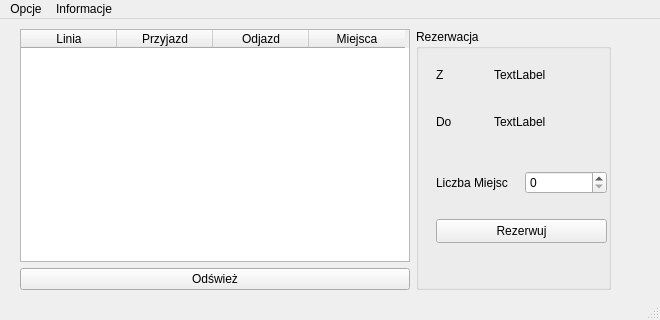
The window that mainwindow.ui (Tmroz21/RRS) describes before a commit, drawn with Qt 5.
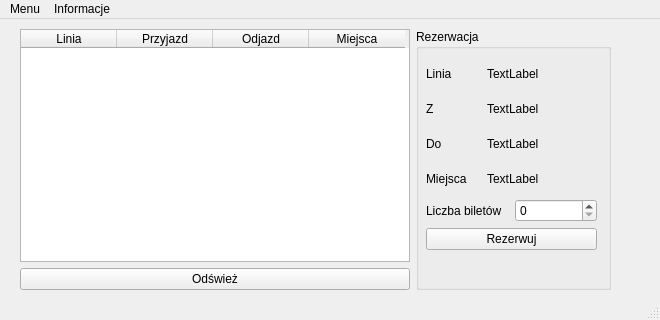
The same window after the commit.

The edit to the form file:
```diff
--- a/mainwindow.ui
+++ b/mainwindow.ui
@@ -85,50 +85,35 @@
        <property name="title">
         <string>Rezerwacja</string>
        </property>
-       <widget class="QPushButton" name="pushButton">
+       <widget class="QWidget" name="">
         <property name="geometry">
          <rect>
-          <x>20</x>
-          <y>190</y>
-          <width>171</width>
-          <height>24</height>
-         </rect>
-        </property>
-        <property name="text">
-         <string>Rezerwuj</string>
-        </property>
-       </widget>
-       <widget class="QWidget" name="layoutWidget">
-        <property name="geometry">
-         <rect>
-          <x>20</x>
-          <y>140</y>
-          <width>171</width>
-          <height>27</height>
-         </rect>
-        </property>
-        <layout class="QHBoxLayout" name="horizontalLayout">
-         <item>
-          <widget class="QLabel" name="label_5">
-           <property name="text">
-            <string>Liczba Miejsc</string>
-           </property>
-          </widget>
-         </item>
-         <item>
-          <widget class="QSpinBox" name="spinBox_seats"/>
-         </item>
-        </layout>
-       </widget>
-       <widget class="QWidget" name="layoutWidget">
-        <property name="geometry">
-         <rect>
-          <x>20</x>
+          <x>10</x>
           <y>30</y>
-          <width>161</width>
-          <height>31</height>
+          <width>171</width>
+          <height>191</height>
          </rect>
         </property>
+        <layout class="QVBoxLayout" name="verticalLayout_2">
+         <item>
+          <layout class="QHBoxLayout" name="horizontalLayout_7" stretch="1,2">
+           <item>
+            <widget class="QLabel" name="label_2">
+             <property name="text">
+              <string>Linia</string>
+             </property>
+            </widget>
+           </item>
+           <item>
+            <widget class="QLabel" name="label_line">
+             <property name="text">
+              <string>TextLabel</string>
+             </property>
+            </widget>
+           </item>
+          </layout>
+         </item>
+         <item>
         <layout class="QHBoxLayout" name="horizontalLayout_3" stretch="1,2">
          <item>
           <widget class="QLabel" name="label">
@@ -145,16 +130,8 @@
           </widget>
          </item>
         </layout>
-       </widget>
-       <widget class="QWidget" name="layoutWidget">
-        <property name="geometry">
-         <rect>
-          <x>20</x>
-          <y>77</y>
-          <width>161</width>
-          <height>31</height>
-         </rect>
-        </property>
+         </item>
+         <item>
         <layout class="QHBoxLayout" name="horizontalLayout_2" stretch="1,2">
          <item>
           <widget class="QLabel" name="label_3">
@@ -171,6 +148,47 @@
           </widget>
          </item>
         </layout>
+         </item>
+         <item>
+          <layout class="QHBoxLayout" name="horizontalLayout_6" stretch="1,2">
+           <item>
+            <widget class="QLabel" name="label_4">
+             <property name="text">
+              <string>Miejsca</string>
+             </property>
+            </widget>
+           </item>
+           <item>
+            <widget class="QLabel" name="label_seats">
+             <property name="text">
+              <string>TextLabel</string>
+             </property>
+            </widget>
+           </item>
+          </layout>
+         </item>
+         <item>
+          <layout class="QHBoxLayout" name="horizontalLayout">
+           <item>
+            <widget class="QLabel" name="label_5">
+             <property name="text">
+              <string>Liczba biletów</string>
+             </property>
+            </widget>
+           </item>
+           <item>
+            <widget class="QSpinBox" name="spinBox_seats"/>
+           </item>
+          </layout>
+         </item>
+         <item>
+          <widget class="QPushButton" name="pushButton_reservation">
+           <property name="text">
+            <string>Rezerwuj</string>
+           </property>
+          </widget>
+         </item>
+        </layout>
        </widget>
       </widget>
      </item>
@@ -194,7 +212,7 @@
    </widget>
    <widget class="QMenu" name="menuOpcje">
     <property name="title">
-     <string>Opcje</string>
+     <string>Menu</string>
     </property>
     <addaction name="actionStrona_Glowna"/>
     <addaction name="actionDodaj_poloczenie"/>
```
Left out of the diff: 6 changed lines with no effect on the pictures. Lines whose indentation alone changed are shown as unchanged.
